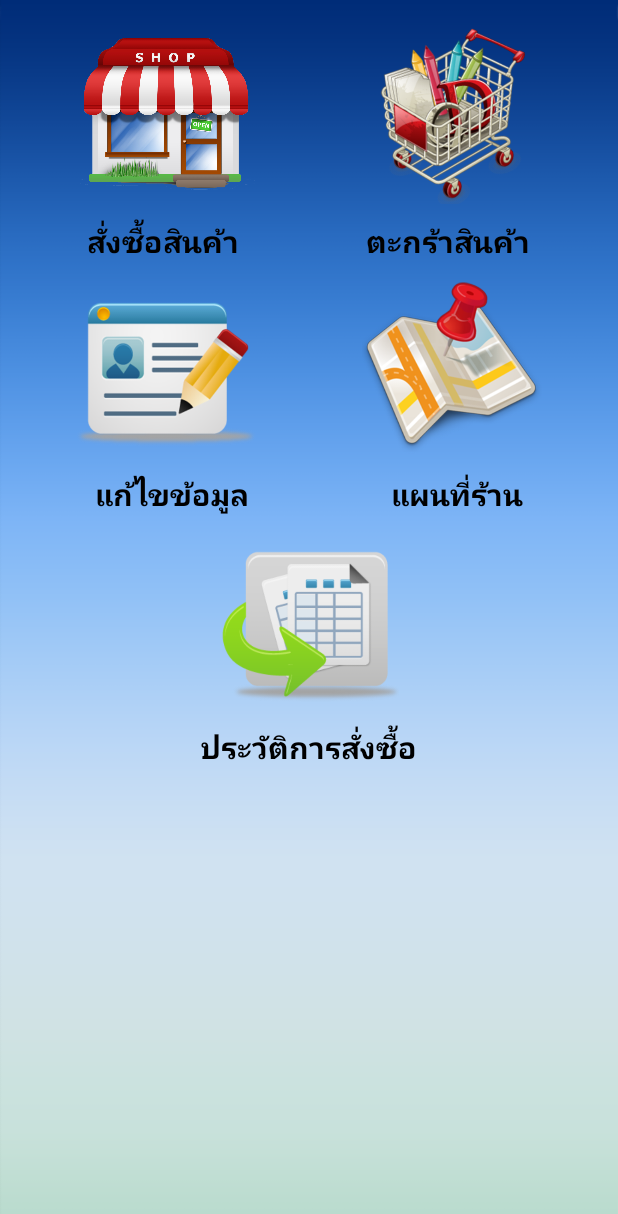
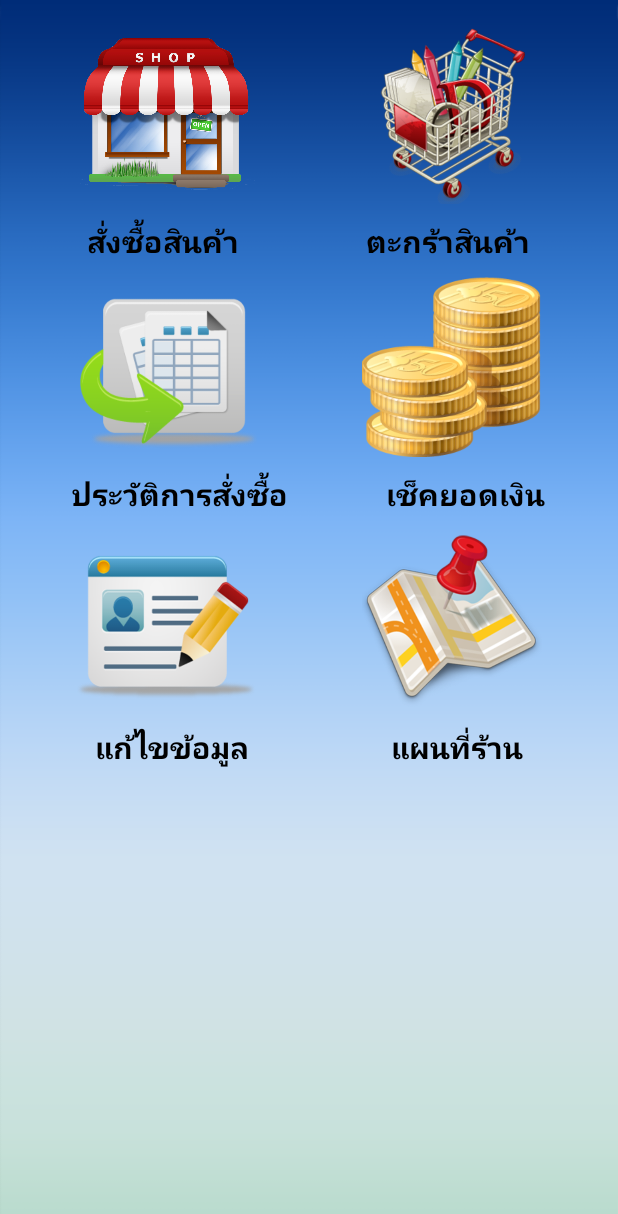
Before and after one commit to SittichokBenjanak/25-10-2559, an Android app: the HubActivity screen opened directly, with no data from a screen before it, on a phone screen of 412 x 824 dp. Shown: the top 1214 px of the screen. Run offline under Robolectric (Android 15) with nearby library versions, the phone set to English and light mode, and no system bars.

Commit message:
Out System

```diff
--- a/app/src/main/res/layout/activity_hub.xml
+++ b/app/src/main/res/layout/activity_hub.xml
@@ -1,5 +1,6 @@
 <?xml version="1.0" encoding="utf-8"?>
 <RelativeLayout xmlns:android="http://schemas.android.com/apk/res/android"
+    xmlns:app="http://schemas.android.com/apk/res-auto"
     xmlns:tools="http://schemas.android.com/tools"
     android:layout_width="match_parent"
     android:layout_height="match_parent"
@@ -76,6 +77,60 @@
             <ImageView
                 android:layout_width="@dimen/icon"
                 android:layout_height="@dimen/icon"
+                android:id="@+id/imageView6"
+                android:src="@drawable/generate"
+                android:layout_weight="1" />
+
+            <ImageView
+                android:layout_width="120dp"
+                android:layout_height="120dp"
+                android:id="@+id/imageView10"
+                android:layout_weight="1"
+                android:src="@drawable/munny" />
+
+        </LinearLayout>
+
+        <LinearLayout
+            android:orientation="horizontal"
+            android:layout_width="match_parent"
+            android:layout_height="wrap_content" >
+
+            <TextView
+                android:layout_width="wrap_content"
+                android:layout_height="wrap_content"
+                android:text="@string/a33"
+                android:id="@+id/textView11"
+                android:textSize="@dimen/h2"
+                android:layout_weight="1"
+                android:textStyle="bold"
+                android:gravity="center_horizontal"
+                android:layout_marginTop="10dp"
+                android:layout_marginBottom="10dp"
+                android:textColor="@color/text" />
+
+            <TextView
+                android:text="@string/f44"
+                android:layout_width="wrap_content"
+                android:layout_height="wrap_content"
+                android:id="@+id/textView52"
+                android:layout_weight="1"
+                android:textSize="@dimen/h2"
+                android:layout_marginBottom="10dp"
+                android:layout_marginTop="10dp"
+                android:gravity="center_horizontal"
+                android:textColor="@color/text"
+                android:textStyle="normal|bold" />
+
+        </LinearLayout>
+
+        <LinearLayout
+            android:orientation="horizontal"
+            android:layout_width="match_parent"
+            android:layout_height="wrap_content" >
+
+            <ImageView
+                android:layout_width="@dimen/icon"
+                android:layout_height="@dimen/icon"
                 android:id="@+id/imageView4"
                 android:src="@drawable/edituser"
                 android:layout_weight="1" />
@@ -120,38 +175,5 @@
                 android:textColor="@color/text" />
         </LinearLayout>
 
-        <LinearLayout
-            android:orientation="horizontal"
-            android:layout_width="match_parent"
-            android:layout_height="wrap_content" >
-
-            <ImageView
-                android:layout_width="@dimen/icon"
-                android:layout_height="@dimen/icon"
-                android:id="@+id/imageView6"
-                android:src="@drawable/generate"
-                android:layout_weight="1" />
-
-        </LinearLayout>
-
-        <LinearLayout
-            android:orientation="horizontal"
-            android:layout_width="match_parent"
-            android:layout_height="wrap_content" >
-
-            <TextView
-                android:layout_width="wrap_content"
-                android:layout_height="wrap_content"
-                android:text="@string/a33"
-                android:id="@+id/textView11"
-                android:textSize="@dimen/h2"
-                android:layout_weight="1"
-                android:textStyle="bold"
-                android:gravity="center_horizontal"
-                android:layout_marginTop="10dp"
-                android:layout_marginBottom="10dp"
-                android:textColor="@color/text" />
-
-        </LinearLayout>
     </LinearLayout>
 </RelativeLayout>
--- a/app/src/main/res/values/strings.xml
+++ b/app/src/main/res/values/strings.xml
@@ -48,6 +48,7 @@
     <string name="f2">วันที่สั่งซื้อ </string>
     <string name="f3">สถานะ </string>
     <string name="f4">ตำแหน่งร้านขนมปัง </string>
+    <string name="f44">เช็คยอดเงิน</string>
     <string name="title_activity_maps">Map</string>
 
 </resources>
```
Also changed, not shown: app/src/main/java/drucc/sittichok/heyheybread/HubActivity.java (+29 -1 lines), app/src/main/java/drucc/sittichok/heyheybread/RegisterActivity.java (+23 -0 lines), app/src/main/java/drucc/sittichok/heyheybread/showMenuActivity.java (+12 -0 lines), app/src/main/res/drawable/munny.png (added).
